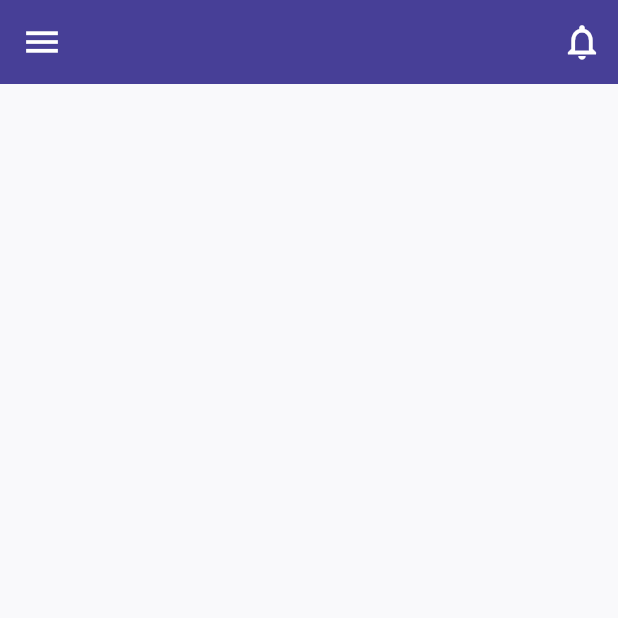
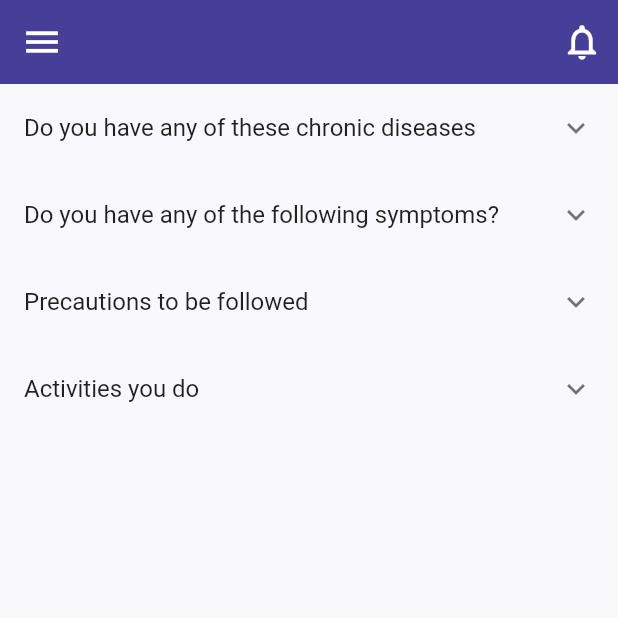
Before and after one commit to shehabmohamed0/covid_pandemic, a Flutter app: the QuestionsScreen screen opened directly, on a phone screen of 412 x 824 dp, the top half of it. Run offline on Flutter 3.47's test engine with Material 2 defaults, Android fonts, the phone set to English and light mode, and no system bars; our stand-ins replace awesome_dialog, bloc, bubble_tab_indicator, carousel_slider, date_format, dio and 12 more; accounts and stored records are empty; network calls fail.

Commit message:
before_update

```diff
--- a/lib/presentation/screens/question_screen.dart
+++ /dev/null
@@ -1,13 +0,0 @@
-import 'package:covid_pandemic/presentation/widgets/custom_app_bar.dart';
-import 'package:flutter/material.dart';
-
-class QuestionsScreen extends StatelessWidget {
-  const QuestionsScreen({Key? key}) : super(key: key);
-
-  @override
-  Widget build(BuildContext context) {
-    return const Scaffold(
-      appBar: CustomAppBar(),
-    );
-  }
-}
--- /dev/null
+++ b/lib/presentation/screens/questions/question_screen.dart
@@ -0,0 +1,172 @@
+import 'package:covid_pandemic/presentation/widgets/custom_app_bar.dart';
+import 'package:flutter/material.dart';
+
+class QuestionsScreen extends StatefulWidget {
+  const QuestionsScreen({Key? key}) : super(key: key);
+
+  @override
+  State<QuestionsScreen> createState() => _QuestionsScreenState();
+}
+
+class _QuestionsScreenState extends State<QuestionsScreen> {
+  final List<bool> _chronicDiseases = [
+    false,
+    false,
+    false,
+    false,
+    false,
+    false,
+  ];
+  final List<bool> _possibleSymptoms = [
+    false,
+    false,
+    false,
+    false,
+    false,
+    false,
+    false,
+    false
+  ];
+  final List<bool> _precautionsToBeFollowed = [false, false, false];
+  final List<bool> _activitiesYouDo = [
+    false,
+    false,
+    false,
+    false,
+    false,
+    false,
+    false,
+    false
+  ];
+
+  @override
+  Widget build(BuildContext context) {
+    return Scaffold(
+      appBar: const CustomAppBar(),
+      body: SingleChildScrollView(
+        child: Column(
+          children: [
+            ExpansionTile(
+              title: const Text('Do you have any of these chronic diseases'),
+              children: [
+                buildListTile(
+                    index: 0,
+                    title: 'Kidney disease',
+                    question: _chronicDiseases),
+                buildListTile(
+                    index: 1,
+                    title: 'Chronic lung.',
+                    question: _chronicDiseases),
+                buildListTile(
+                    index: 2, title: 'Diabetes.', question: _chronicDiseases),
+                buildListTile(
+                    index: 3,
+                    title: 'Cancer for pregnant women.',
+                    question: _chronicDiseases),
+                buildListTile(
+                    index: 4,
+                    title: 'Hypertension.',
+                    question: _chronicDiseases),
+                buildListTile(
+                    index: 5, title: 'The heart.', question: _chronicDiseases),
+              ],
+            ),
+            ExpansionTile(
+              title: const Text('Do you have any of the following symptoms?'),
+              children: [
+                buildListTile(
+                    index: 0,
+                    title: 'Loss of sense of smell.',
+                    question: _possibleSymptoms),
+                buildListTile(
+                    index: 1, title: 'Bone pain.', question: _possibleSymptoms),
+                buildListTile(
+                    index: 2,
+                    title: 'Increase in temperature.',
+                    question: _possibleSymptoms),
+                buildListTile(
+                    index: 3, title: 'Diarrhea.', question: _possibleSymptoms),
+                buildListTile(
+                    index: 4,
+                    title: 'Shortness of breath.',
+                    question: _possibleSymptoms),
+                buildListTile(
+                    index: 5, title: 'Headache.', question: _possibleSymptoms),
+                buildListTile(
+                    index: 6,
+                    title: 'Sore throat.',
+                    question: _possibleSymptoms),
+              ],
+            ),
+            ExpansionTile(
+              title: const Text('Precautions to be followed'),
+              children: [
+                buildListTile(
+                    index: 0,
+                    title:
+                        'Wash your hands well and use sanitizers such as alcohol etc..',
+                    question: _precautionsToBeFollowed),
+                buildListTile(
+                    index: 1,
+                    title: 'Wearing a mask in public places and gloves.',
+                    question: _precautionsToBeFollowed),
+                buildListTile(
+                    index: 2,
+                    title: 'Avoid crowded places..',
+                    question: _precautionsToBeFollowed),
+              ],
+            ),
+            ExpansionTile(
+              title: const Text('Activities you do'),
+              children: [
+                buildListTile(
+                    index: 0,
+                    title: 'Work or study',
+                    question: _activitiesYouDo),
+                buildListTile(
+                    index: 1,
+                    title: 'The shopping.',
+                    question: _activitiesYouDo),
+                buildListTile(
+                    index: 3,
+                    title: 'Public Transport.',
+                    question: _activitiesYouDo),
+                buildListTile(
+                    index: 4,
+                    title: 'Religious places, funerals or weddings.',
+                    question: _activitiesYouDo),
+                buildListTile(
+                    index: 5, title: 'Cinemas.', question: _activitiesYouDo),
+                buildListTile(
+                    index: 6,
+                    title: 'Visiting relatives.',
+                    question: _activitiesYouDo),
+                buildListTile(
+                    index: 7,
+                    title: 'Strolling on the beach.',
+                    question: _activitiesYouDo),
+              ],
+            ),
+          ],
+        ),
+      ),
+    );
+  }
+
+  ListTile buildListTile(
+      {required int index,
+      required String title,
+      required List<bool> question}) {
+    return ListTile(
+      dense: true,
+      leading: Checkbox(
+          value: question[index],
+          onChanged: (val) {
+            setState(() {
+              question[index] = val!;
+            });
+          }),
+      title: Text(title),
+    );
+  }
+}
```
Also changed, not shown: lib/presentation/screens/bottom_nav/bottom_nav_screen.dart (+20 -63 lines), lib/presentation/widgets/covid_bar_chart.dart (+14 -7 lines), lib/presentation/widgets/stats_grid.dart (+8 -6 lines).
